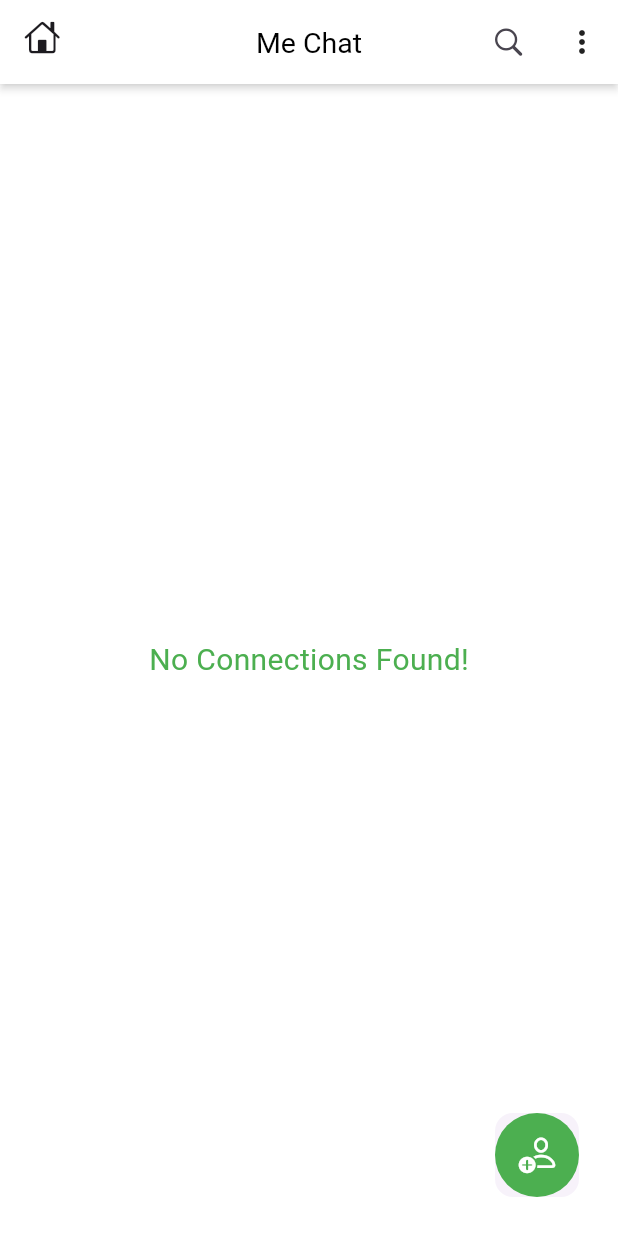
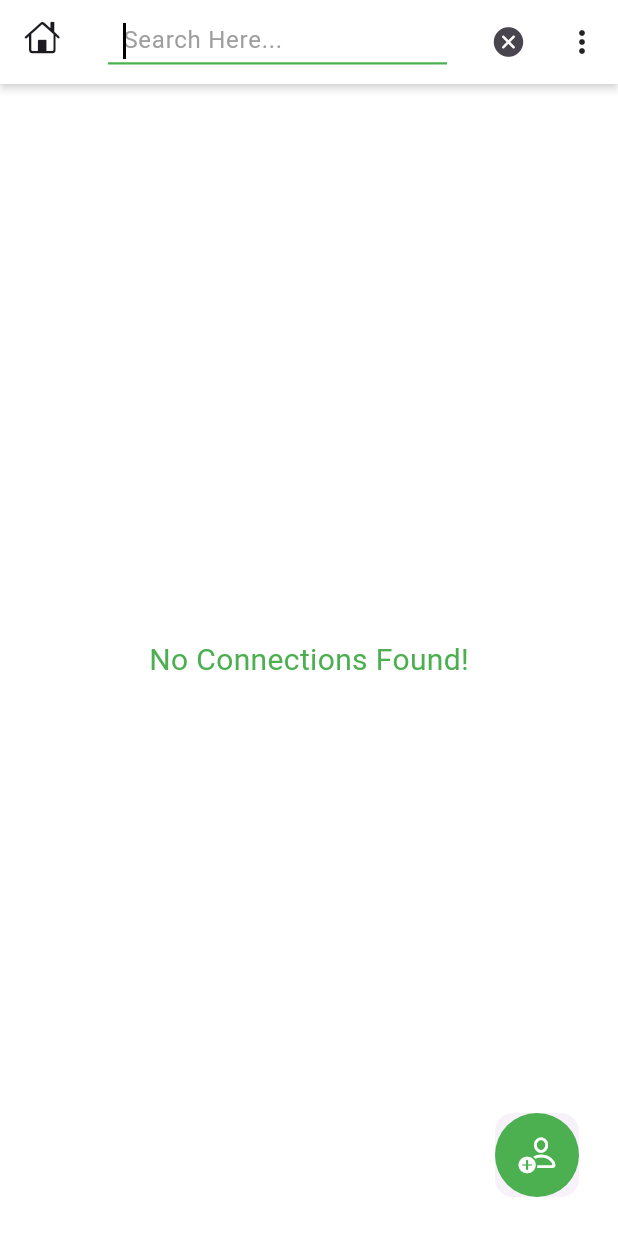
Before and after one commit to mananKoyawala/flutter_me_chat, a Flutter app: the HomeScreen screen opened directly, after a tap on an icon or button, on a phone screen of 412 x 824 dp. Run offline on Flutter 3.47's test engine with Material 3 defaults, Android fonts, the phone set to English and light mode, and no system bars; our stand-ins replace cached_network_image, cloud_firestore, dotted_line, firebase_auth, firebase_core, firebase_storage and 5 more; accounts and stored records are empty; network calls fail.

```diff
--- a/lib/Controller/HomeController.dart
+++ b/lib/Controller/HomeController.dart
@@ -1,11 +1,11 @@
 import 'package:get/get.dart';
-
-import 'API/Apis.dart';
+import 'package:flutter/material.dart';
 
 class HomeController extends GetxController {
-  @override
-  void onInit() {
-    super.onInit();
-    APIs.currentUserInfo();
+  var isSearching = false.obs;
+  final searchCtr = TextEditingController();
+
+  changeIsSearching() {
+    isSearching.toggle();
   }
 }
--- a/lib/Controller/SplashController.dart
+++ b/lib/Controller/SplashController.dart
@@ -17,8 +17,9 @@ class SplashController extends GetxController {
   Future goTo() async {
     await Future.delayed(const Duration(milliseconds: 1400));
     SystemChrome.setEnabledSystemUIMode(SystemUiMode.edgeToEdge);
-    SystemChrome.setSystemUIOverlayStyle(
-        const SystemUiOverlayStyle(statusBarColor: Colors.transparent));
+    SystemChrome.setSystemUIOverlayStyle(const SystemUiOverlayStyle(
+        statusBarColor: Colors.transparent,
+        systemNavigationBarColor: Colors.transparent));
 
     if (APIs.auth.currentUser != null) {
       Nav.pushMaterialReplacement(HomeScreen());
--- a/lib/Packages/TheTextFeild.dart
+++ b/lib/Packages/TheTextFeild.dart
@@ -8,7 +8,7 @@ class TheTextFeild extends StatelessWidget {
   TheTextFeild({
     super.key,
     this.readOnly,
-    this.focus,
+    this.autofocus,
     this.textInputAction,
     this.border,
     this.controller,
@@ -38,7 +38,7 @@ class TheTextFeild extends StatelessWidget {
   double bottomInsets = MediaQuery.of(Get.context!).viewInsets.bottom;
 
   final bool? readOnly;
-  final bool? focus;
+  final bool? autofocus;
   final TextInputAction? textInputAction;
   final InputBorder? border;
   final TextEditingController? controller;
@@ -67,8 +67,9 @@ class TheTextFeild extends StatelessWidget {
   @override
   Widget build(BuildContext context) {
     return TextFormField(
+
         readOnly: readOnly ?? false,
-        autofocus: focus ?? false,
+        autofocus: autofocus ?? false,
         textInputAction: textInputAction,
         showCursor: showCursor,
         controller: controller,
--- a/lib/Screens/HomeScreen.dart
+++ b/lib/Screens/HomeScreen.dart
@@ -1,5 +1,6 @@
 // ignore_for_file: must_be_immutable
 import 'package:flutter/cupertino.dart';
+import 'package:me_chat/Controller/HomeController.dart';
 import 'package:me_chat/Packages/DropDownMenu.dart';
 import 'package:me_chat/Packages/Package_Export.dart';
 import 'package:me_chat/Screens/ProfileScreen.dart';
@@ -7,11 +8,16 @@ import 'package:me_chat/Utils/Constants.dart';
 import 'package:me_chat/models/ChatUserModel.dart';
 import '../Controller/API/Apis.dart';
 import '../Utils/Widgets/Chat_User_Card.dart';
+import 'package:get/get.dart';
 
 class HomeScreen extends StatelessWidget {
   HomeScreen({super.key});
 
   List<ChatUser> list = [];
+  List<ChatUser> searchResult = [];
+  DateTime? _lastBackPressed;
+
+  HomeController ctr = Get.put(HomeController());
 
   String dropMenu = 'Profile';
   var items = ['Profile', 'About', 'Info'];
@@ -19,7 +25,32 @@ class HomeScreen extends StatelessWidget {
   @override
   Widget build(BuildContext context) {
     APIs.currentUserInfo();
-    return Scaffold(
+    return WillPopScope(
+      onWillPop: () {
+        if (ctr.isSearching.value) {
+          ctr.changeIsSearching();
+          return Future.value(false);
+        } else {
+          if (_lastBackPressed == null ||
+              DateTime.now().difference(_lastBackPressed!) >
+                  const Duration(seconds: 5)) {
+            // Notify user to press back again immediately
+
+            toast("Press back again to exit");
+            _lastBackPressed = DateTime.now();
+            return Future.value(false);
+          } else {
+            // If pressed again within 2 seconds, allow app exit
+            return Future.value(true);
+          }
+        }
+      },
+      child: GestureDetector(
+        onTap: () {
+          unfocus();
+        },
+        child: Scaffold(
+          resizeToAvoidBottomInset: false,
           appBar: AppBar(
             leading: CP(
               h: 16,
@@ -28,13 +59,21 @@ class HomeScreen extends StatelessWidget {
                 icon: const Icon(CupertinoIcons.home),
               ),
             ),
-        title: Text(APP_NAME),
+            title: Obx(() => ctr.isSearching.value
+                ? SearchField(controller: ctr.searchCtr)
+                : Text(APP_NAME)),
             actions: [
               IconButtons(
-            onTap: () {},
-            icon: const Icon(
-              CupertinoIcons.search,
+                onTap: () {
+                  ctr.changeIsSearching();
+                },
+                icon: Obx(
+                  () => Icon(
+                    ctr.isSearching.value
+                        ? CupertinoIcons.clear_circled_solid
+                        : CupertinoIcons.search,
                     size: 23,
+                  ),
                 ),
               ),
               DropDownMenu(
@@ -63,7 +102,7 @@ class HomeScreen extends StatelessWidget {
           ),
           body: CP(
             v: 16,
-        h: 16,
+            // h: 16,
             child: StreamBuilder(
                 stream: APIs.getAllUsers(),
                 builder: (context, snapshot) {
@@ -78,7 +117,8 @@ class HomeScreen extends StatelessWidget {
                     case ConnectionState.active:
                     case ConnectionState.done:
                       final data = snapshot.data!.docs;
-                  list = data.map((e) => ChatUser.fromJson(e.data())).toList();
+                      list =
+                          data.map((e) => ChatUser.fromJson(e.data())).toList();
                       if (list.isNotEmpty) {
                         return ListView.builder(
                             itemCount: list.length,
@@ -107,6 +147,36 @@ class HomeScreen extends StatelessWidget {
                   }
                 }),
           ),
+        ),
+      ),
     );
   }
 }
+
+class SearchField extends StatelessWidget {
+  const SearchField({super.key, required this.controller});
+  final TextEditingController controller;
+
+  @override
+  Widget build(BuildContext context) {
+    return Container(
+      margin: const EdgeInsets.only(bottom: 10),
+      height: 40,
+      child: TheTextFeild(
+        autofocus: true,
+        contentPadding: const EdgeInsets.symmetric(vertical: 0, horizontal: 10),
+        funValidate: (val) {
+          return null;
+        },
+        isborder: false,
+        borderRadius: 10,
+        hintStyle: TextStyle(color: textFeildColor),
+        fieldColor: Colors.grey.shade400,
+        controller: controller,
+        onClickColor: appColor,
+        borderWidth: 1.5,
+        hintText: "Search Here...",
+      ),
+    );
+  }
+}
--- a/lib/Utils/Widgets/Chat_User_Card.dart
+++ b/lib/Utils/Widgets/Chat_User_Card.dart
@@ -25,9 +25,9 @@ class ChatUserCard extends StatelessWidget {
       margin: const EdgeInsets.only(bottom: 5),
       child: ClickEffect(
         onTap: () {},
-        borderRadius: radius(10),
+        borderRadius: radius(0),
         child: Container(
-          padding: const EdgeInsets.only(bottom: 5),
+          padding: const EdgeInsets.only(bottom: 5, left: 16, right: 16),
           decoration: BoxDecoration(
               color: white,
               border: isLast
--- a/pubspec.yaml
+++ b/pubspec.yaml
@@ -29,6 +29,8 @@ dev_dependencies:
   firebase_auth: ^4.16.0
   cloud_firestore: ^4.14.0
   cached_network_image: ^3.3.1
+  image_picker: ^1.0.7
+  firebase_storage: ^11.6.0
 
 flutter_launcher_icons:
   android: 'launcher_icon'
```
Also changed, not shown: lib/Controller/API/Apis.dart (+23 -0 lines), lib/Controller/Profile_Controller.dart (+37 -0 lines), lib/Packages/Constants.dart (+10 -0 lines), lib/Screens/ProfileScreen.dart (+32 -2 lines), lib/Utils/ImagePickerSheet.dart (added, +93 -0 lines), assets/icons/camera.png (added), assets/icons/image.png (added), pubspec.lock, 2 other files. Lines whose indentation alone changed are shown as unchanged.
